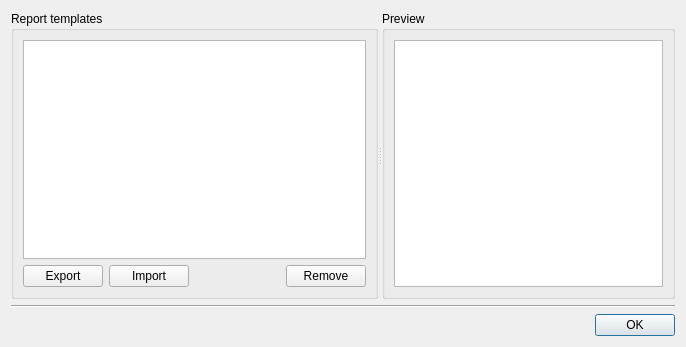
This is Src.QT/tt3-report/ManageReportTemplatesDialog.ui in akapustiatyahoocouk/TimeTracker3 as Qt 5 draws it before an edit. The edited form follows.
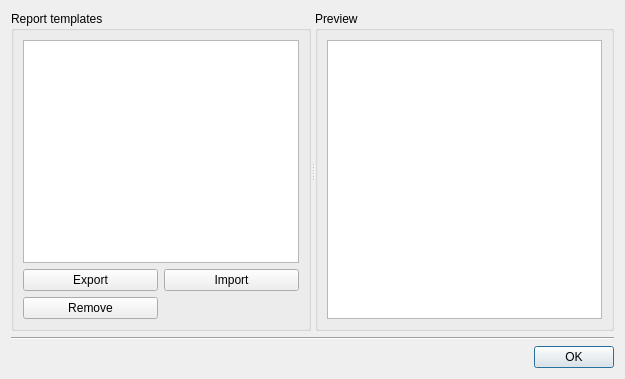
This is the edited form. Icons and pictures are not drawn.

```diff
--- a/Src.QT/tt3-report/ManageReportTemplatesDialog.ui
+++ b/Src.QT/tt3-report/ManageReportTemplatesDialog.ui
@@ -6,8 +6,8 @@
    <rect>
     <x>0</x>
     <y>0</y>
-    <width>686</width>
-    <height>347</height>
+    <width>625</width>
+    <height>379</height>
    </rect>
   </property>
   <property name="windowTitle">
@@ -18,6 +18,23 @@
     <normaloff>:/tt3-report/Resources/Images/Reports/ReportTemplateManagerLarge.png</normaloff>:/tt3-report/Resources/Images/Reports/ReportTemplateManagerLarge.png</iconset>
   </property>
   <layout class="QGridLayout" name="gridLayout_3">
+   <item row="1" column="0">
+    <widget class="Line" name="line">
+     <property name="orientation">
+      <enum>Qt::Orientation::Horizontal</enum>
+     </property>
+    </widget>
+   </item>
+   <item row="6" column="0">
+    <widget class="QDialogButtonBox" name="buttonBox">
+     <property name="orientation">
+      <enum>Qt::Orientation::Horizontal</enum>
+     </property>
+     <property name="standardButtons">
+      <set>QDialogButtonBox::StandardButton::Ok</set>
+     </property>
+    </widget>
+   </item>
    <item row="0" column="0">
     <widget class="QSplitter" name="splitter">
      <property name="orientation">
@@ -27,34 +44,16 @@
       <bool>false</bool>
      </property>
      <widget class="QGroupBox" name="templatesGroupBox">
+      <property name="sizePolicy">
+       <sizepolicy hsizetype="Minimum" vsizetype="Preferred">
+        <horstretch>0</horstretch>
+        <verstretch>0</verstretch>
+       </sizepolicy>
+      </property>
       <property name="title">
        <string>Report templates</string>
       </property>
       <layout class="QGridLayout" name="gridLayout">
-       <item row="1" column="1">
-        <widget class="QPushButton" name="importPushButton">
-         <property name="text">
-          <string>Import</string>
-         </property>
-         <property name="icon">
-          <iconset resource="tt3-report.qrc">
-           <normaloff>:/tt3-report/Resources/Images/Actions/ImportSmall.png</normaloff>:/tt3-report/Resources/Images/Actions/ImportSmall.png</iconset>
-         </property>
-        </widget>
-       </item>
-       <item row="1" column="2">
-        <spacer name="horizontalSpacer">
-         <property name="orientation">
-          <enum>Qt::Orientation::Horizontal</enum>
-         </property>
-         <property name="sizeHint" stdset="0">
-          <size>
-           <width>69</width>
-           <height>20</height>
-          </size>
-         </property>
-        </spacer>
-       </item>
        <item row="1" column="0">
         <widget class="QPushButton" name="exportPushButton">
          <property name="text">
@@ -66,7 +65,7 @@
          </property>
         </widget>
        </item>
-       <item row="1" column="3">
+       <item row="2" column="0">
         <widget class="QPushButton" name="removePushButton">
          <property name="text">
           <string>Remove</string>
@@ -77,7 +76,18 @@
          </property>
         </widget>
        </item>
-       <item row="0" column="0" colspan="4">
+       <item row="1" column="1">
+        <widget class="QPushButton" name="importPushButton">
+         <property name="text">
+          <string>Import</string>
+         </property>
+         <property name="icon">
+          <iconset resource="tt3-report.qrc">
+           <normaloff>:/tt3-report/Resources/Images/Actions/ImportSmall.png</normaloff>:/tt3-report/Resources/Images/Actions/ImportSmall.png</iconset>
+         </property>
+        </widget>
+       </item>
+       <item row="0" column="0" colspan="2">
         <widget class="QTreeWidget" name="templatesTreeWidget">
          <attribute name="headerVisible">
           <bool>false</bool>
@@ -92,6 +102,18 @@
       </layout>
      </widget>
      <widget class="QGroupBox" name="previewGroupBox">
+      <property name="sizePolicy">
+       <sizepolicy hsizetype="Preferred" vsizetype="Preferred">
+        <horstretch>0</horstretch>
+        <verstretch>0</verstretch>
+       </sizepolicy>
+      </property>
+      <property name="baseSize">
+       <size>
+        <width>0</width>
+        <height>0</height>
+       </size>
+      </property>
       <property name="title">
        <string>Preview</string>
       </property>
@@ -103,23 +125,6 @@
      </widget>
     </widget>
    </item>
-   <item row="1" column="0">
-    <widget class="Line" name="line">
-     <property name="orientation">
-      <enum>Qt::Orientation::Horizontal</enum>
-     </property>
-    </widget>
-   </item>
-   <item row="2" column="0">
-    <widget class="QDialogButtonBox" name="buttonBox">
-     <property name="orientation">
-      <enum>Qt::Orientation::Horizontal</enum>
-     </property>
-     <property name="standardButtons">
-      <set>QDialogButtonBox::StandardButton::Ok</set>
-     </property>
-    </widget>
-   </item>
   </layout>
  </widget>
  <tabstops>
```
Left out of the diff: 9 changed lines with no effect on the pictures.
